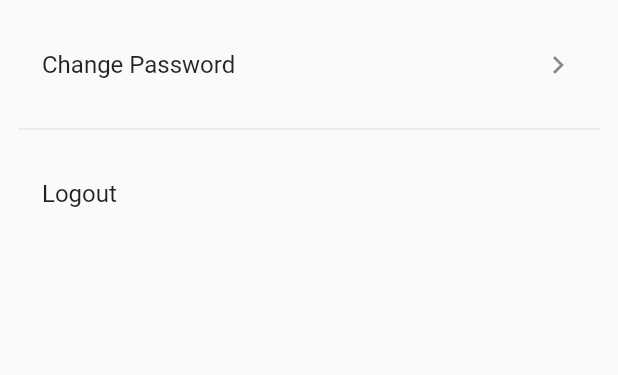
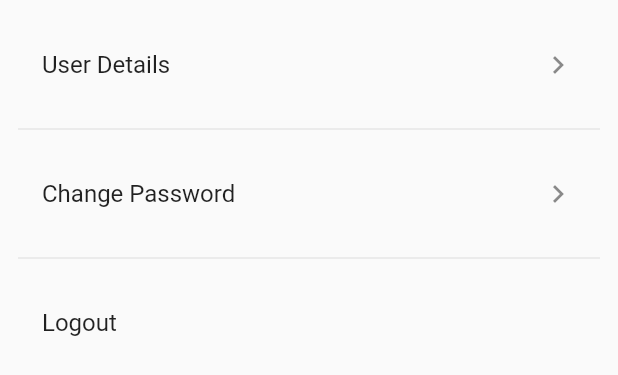
Before and after one commit to mnnlthmpsn/sMasterMobile, a Flutter app: the UserProfile widget shown alone on an empty page, opened directly, on a phone screen of 412 x 824 dp. Shown: the top 375 px of the screen. Run offline on Flutter 3.47's test engine with Material 2 defaults, Android fonts, the phone set to English and light mode, and no system bars; our stand-ins replace animated_splash_screen, cool_alert, page_transition, shared_preferences; accounts and stored records are empty.

Commit message:
settings Page

```diff
--- a/lib/screens/home/settings.dart
+++ b/lib/screens/home/settings.dart
@@ -28,6 +28,12 @@ class _SettingsState extends State<Settings> {
                       title: Text('About Us'),
                       trailing: Icon(Icons.chevron_right),
                     ),
+                  ),Padding(
+                    padding: const EdgeInsets.only(top: 15.0, bottom: 15.0),
+                    child: ListTile(
+                      title: Text('App Infoa'),
+                      trailing: Icon(Icons.chevron_right),
+                    ),
                   ),
                 ]
             ).toList()));
--- a/lib/screens/home/userProfile.dart
+++ b/lib/screens/home/userProfile.dart
@@ -15,6 +15,12 @@ class _UserProfileState extends State<UserProfile> {
           Padding(
             padding: const EdgeInsets.only(top: 15.0, bottom: 15.0),
             child: ListTile(
+              title: Text('User Details'),
+              trailing: Icon(Icons.chevron_right),
+            ),
+          ),Padding(
+            padding: const EdgeInsets.only(top: 15.0, bottom: 15.0),
+            child: ListTile(
               title: Text('Change Password'),
               trailing: Icon(Icons.chevron_right),
             ),
```
